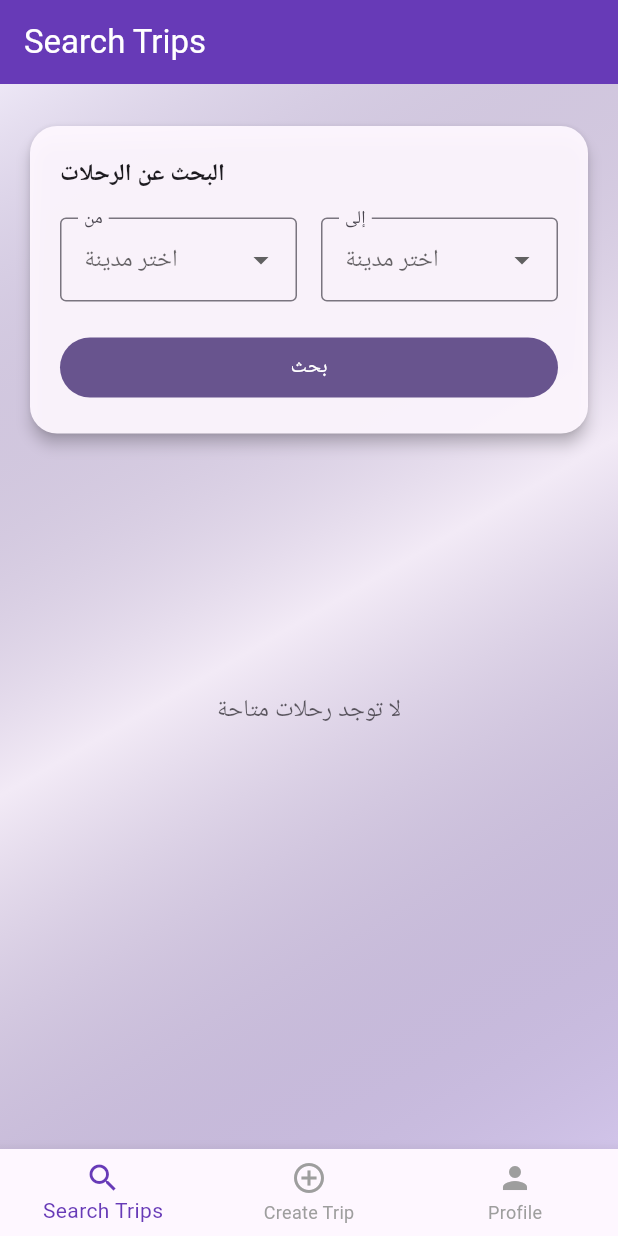
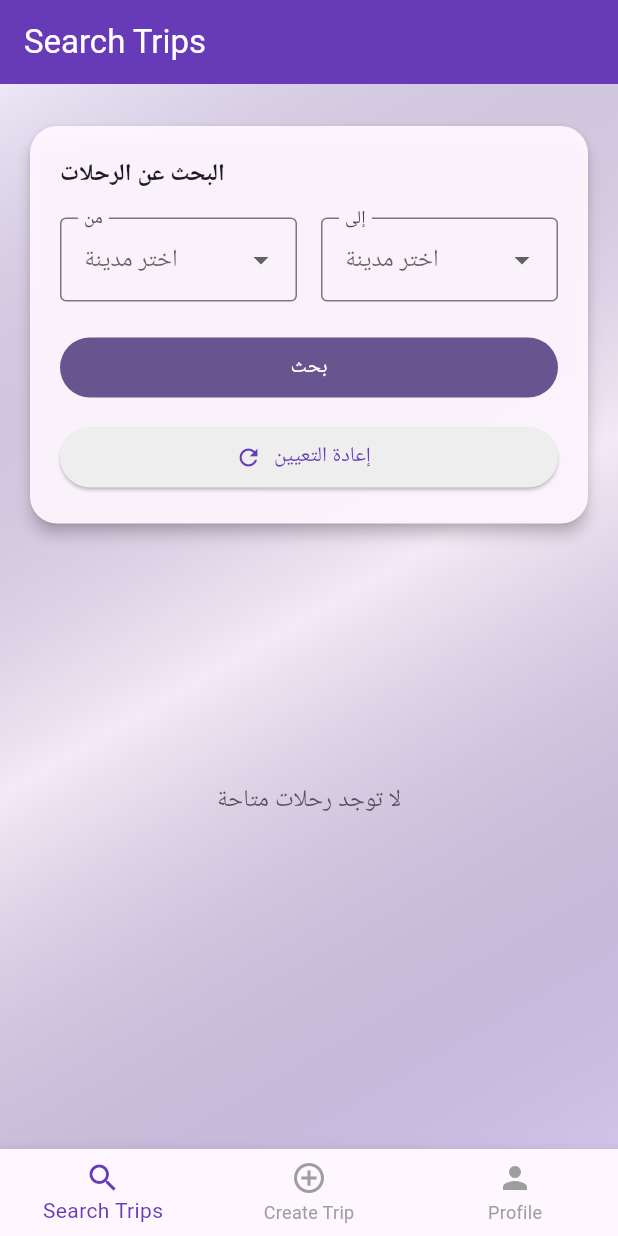
Before and after one commit to MohammadAQ/Ride, a Flutter app: the screen it shows once a user with an empty profile is signed in, on a phone screen of 412 x 824 dp. Run offline on Flutter 3.47's test engine with Material 3 defaults, Android fonts, the phone set to English and light mode, and no system bars; our stand-ins replace cloud_firestore, firebase_auth, firebase_core; accounts and stored records are empty.

Commit message:
Add reset filters button to search trips screen

```diff
--- a/lib/screens/search_trips_screen.dart
+++ b/lib/screens/search_trips_screen.dart
@@ -70,6 +70,22 @@ class _SearchTripsScreenState extends State<SearchTripsScreen> {
       _appliedFromCity = fromCity.isEmpty ? null : fromCity;
       _appliedToCity = toCity.isEmpty ? null : toCity;
     });
+  }
+
+  void _loadAllTrips() {
+    setState(() {
+      _appliedFromCity = null;
+      _appliedToCity = null;
+    });
+  }
+
+  void _resetFilters() {
+    setState(() {
+      _selectedFromCity = null;
+      _selectedToCity = null;
+    });
+
+    _loadAllTrips();
   }
 
   Widget _buildFilters(BuildContext context) {
@@ -156,6 +172,19 @@ class _SearchTripsScreenState extends State<SearchTripsScreen> {
                 child: FilledButton(
                   onPressed: _onSearchPressed,
                   child: const Text('بحث'),
+                ),
+              ),
+              const SizedBox(height: 12),
+              SizedBox(
+                width: double.infinity,
+                child: ElevatedButton.icon(
+                  onPressed: _resetFilters,
+                  icon: const Icon(Icons.refresh),
+                  label: const Text('إعادة التعيين'),
+                  style: ElevatedButton.styleFrom(
+                    backgroundColor: Colors.grey[200],
+                    foregroundColor: Colors.deepPurple,
+                  ),
                 ),
               ),
             ],
```
